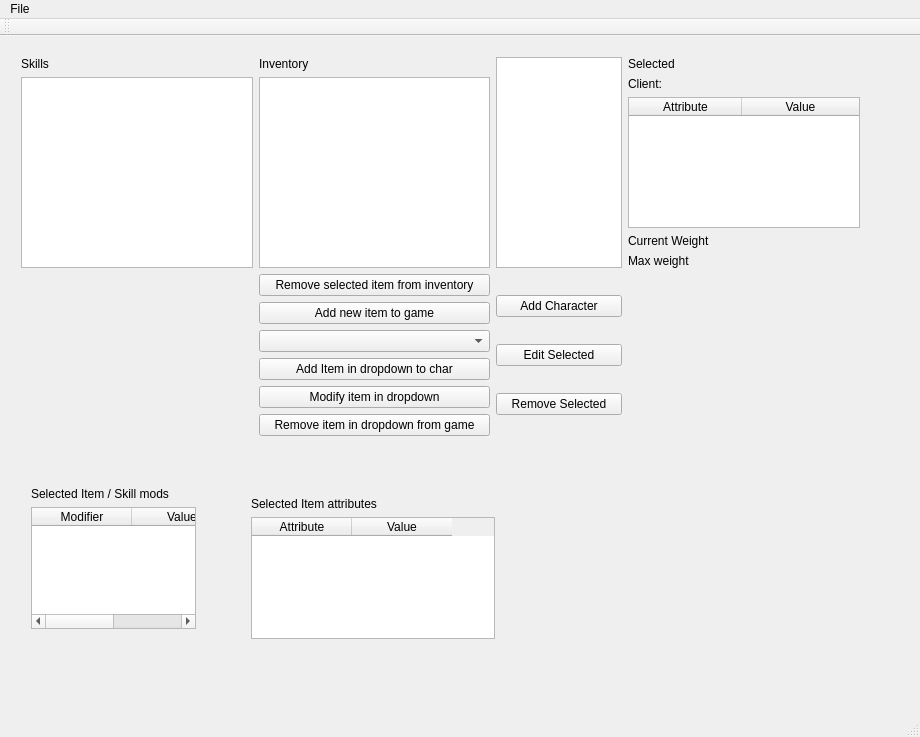
Before: the Qt Designer form Server/serverwindow.ui in ROLL-E/roll-e, drawn with Qt 5.
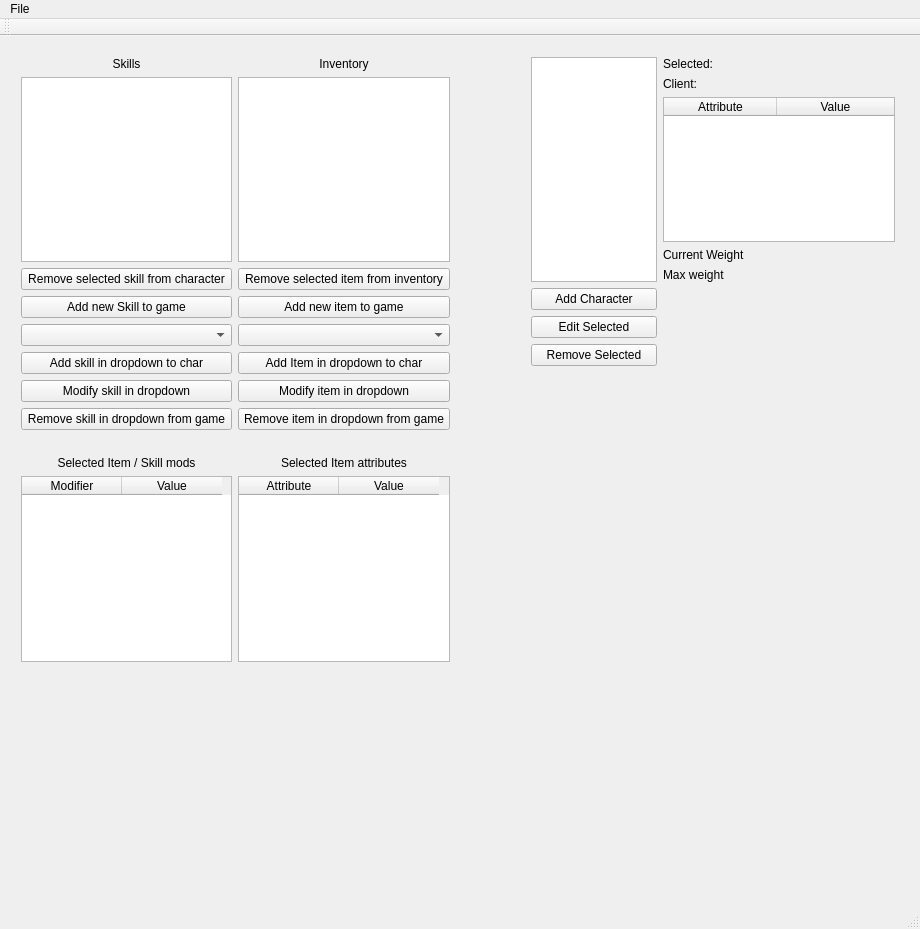
After: the same form once the commit is applied.

Commit message: Added skill handling in gui, and added a TestStory.sav-file to repo

What changed in the file:
```diff
--- a/Server/serverwindow.ui
+++ b/Server/serverwindow.ui
@@ -7,7 +7,7 @@
     <x>0</x>
     <y>0</y>
     <width>920</width>
-    <height>737</height>
+    <height>929</height>
    </rect>
   </property>
   <property name="windowTitle">
@@ -19,8 +19,8 @@
      <rect>
       <x>10</x>
       <y>10</y>
-      <width>861</width>
-      <height>401</height>
+      <width>451</width>
+      <height>627</height>
      </rect>
     </property>
     <property name="sizePolicy">
@@ -43,6 +43,9 @@
          <property name="text">
           <string>Inventory</string>
          </property>
+         <property name="alignment">
+          <set>Qt::AlignCenter</set>
+         </property>
         </widget>
        </item>
        <item>
@@ -78,6 +81,9 @@
            <property name="text">
             <string>Skills</string>
            </property>
+           <property name="alignment">
+            <set>Qt::AlignCenter</set>
+           </property>
           </widget>
          </item>
          <item>
@@ -88,38 +94,193 @@
       </layout>
      </item>
      <item row="0" column="4">
-      <layout class="QVBoxLayout" name="verticalLayout_2">
+      <layout class="QVBoxLayout" name="verticalLayout_2"/>
+     </item>
+     <item row="2" column="3">
+      <layout class="QVBoxLayout" name="verticalLayout_7">
        <item>
-        <widget class="QListView" name="char_listView">
-         <property name="sizePolicy">
-          <sizepolicy hsizetype="MinimumExpanding" vsizetype="Expanding">
-           <horstretch>0</horstretch>
-           <verstretch>0</verstretch>
-          </sizepolicy>
+        <widget class="QPushButton" name="remove_itemButton">
+         <property name="text">
+          <string>Remove selected item from inventory</string>
          </property>
-         <property name="minimumSize">
+        </widget>
+       </item>
+       <item>
+        <widget class="QPushButton" name="pushButton_2">
+         <property name="text">
+          <string>Add new item to game</string>
+         </property>
+        </widget>
+       </item>
+       <item>
+        <widget class="QComboBox" name="item_comboBox"/>
+       </item>
+       <item>
+        <widget class="QPushButton" name="pushButton">
+         <property name="text">
+          <string>Add Item in dropdown to char</string>
+         </property>
+        </widget>
+       </item>
+       <item>
+        <widget class="QPushButton" name="item_modButton">
+         <property name="text">
+          <string>Modify item in dropdown</string>
+         </property>
+        </widget>
+       </item>
+       <item>
+        <widget class="QPushButton" name="pushButton_3">
+         <property name="text">
+          <string>Remove item in dropdown from game</string>
+         </property>
+        </widget>
+       </item>
+      </layout>
+     </item>
+     <item row="2" column="0">
+      <layout class="QVBoxLayout" name="verticalLayout_9">
+       <item>
+        <widget class="QPushButton" name="remove_char_skillButton">
+         <property name="text">
+          <string>Remove selected skill from character</string>
+         </property>
+        </widget>
+       </item>
+       <item>
+        <widget class="QPushButton" name="add_skillButton">
+         <property name="text">
+          <string>Add new Skill to game</string>
+         </property>
+        </widget>
+       </item>
+       <item>
+        <widget class="QComboBox" name="skill_comboBox"/>
+       </item>
+       <item>
+        <widget class="QPushButton" name="add_char_skillButton">
+         <property name="text">
+          <string>Add skill in dropdown to char</string>
+         </property>
+        </widget>
+       </item>
+       <item>
+        <widget class="QPushButton" name="skill_modButton">
+         <property name="text">
+          <string>Modify skill in dropdown</string>
+         </property>
+        </widget>
+       </item>
+       <item>
+        <widget class="QPushButton" name="remove_skillButton">
+         <property name="text">
+          <string>Remove skill in dropdown from game</string>
+         </property>
+        </widget>
+       </item>
+      </layout>
+     </item>
+     <item row="3" column="0">
+      <layout class="QVBoxLayout" name="verticalLayout_10">
+       <item>
+        <spacer name="verticalSpacer">
+         <property name="orientation">
+          <enum>Qt::Vertical</enum>
+         </property>
+         <property name="sizeType">
+          <enum>QSizePolicy::Minimum</enum>
+         </property>
+         <property name="sizeHint" stdset="0">
           <size>
-           <width>100</width>
-           <height>0</height>
+           <width>20</width>
+           <height>20</height>
           </size>
          </property>
-         <property name="maximumSize">
+        </spacer>
+       </item>
+       <item>
+        <widget class="QLabel" name="label_5">
+         <property name="text">
+          <string>Selected Item / Skill mods</string>
+         </property>
+         <property name="alignment">
+          <set>Qt::AlignCenter</set>
+         </property>
+        </widget>
+       </item>
+       <item>
+        <widget class="QTableWidget" name="entity_tableWidget">
+         <column>
+          <property name="text">
+           <string>Modifier</string>
+          </property>
+         </column>
+         <column>
+          <property name="text">
+           <string>Value</string>
+          </property>
+         </column>
+        </widget>
+       </item>
+      </layout>
+     </item>
+     <item row="3" column="3">
+      <layout class="QVBoxLayout" name="verticalLayout_6">
+       <item>
+        <spacer name="verticalSpacer_2">
+         <property name="orientation">
+          <enum>Qt::Vertical</enum>
+         </property>
+         <property name="sizeType">
+          <enum>QSizePolicy::Minimum</enum>
+         </property>
+         <property name="sizeHint" stdset="0">
           <size>
-           <width>150</width>
-           <height>16777215</height>
+           <width>20</width>
+           <height>20</height>
           </size>
          </property>
-         <property name="editTriggers">
-          <set>QAbstractItemView::NoEditTriggers</set>
+        </spacer>
+       </item>
+       <item>
+        <widget class="QLabel" name="label_8">
+         <property name="text">
+          <string>Selected Item attributes</string>
          </property>
-         <property name="selectionBehavior">
-          <enum>QAbstractItemView::SelectRows</enum>
+         <property name="alignment">
+          <set>Qt::AlignCenter</set>
          </property>
         </widget>
        </item>
+       <item>
+        <widget class="QTableWidget" name="tableWidget">
+         <column>
+          <property name="text">
+           <string>Attribute</string>
+          </property>
+         </column>
+         <column>
+          <property name="text">
+           <string>Value</string>
+          </property>
+         </column>
+        </widget>
+       </item>
       </layout>
      </item>
-     <item row="2" column="4">
+    </layout>
+   </widget>
+   <widget class="QWidget" name="gridLayoutWidget_2">
+    <property name="geometry">
+     <rect>
+      <x>520</x>
+      <y>10</y>
+      <width>386</width>
+      <height>331</height>
+     </rect>
+    </property>
+    <layout class="QGridLayout" name="gridLayout_2">
+     <item row="1" column="0">
       <layout class="QVBoxLayout" name="verticalLayout">
        <item>
         <widget class="QPushButton" name="add_charButton">
@@ -144,7 +305,35 @@
        </item>
       </layout>
      </item>
-     <item row="0" column="5">
+     <item row="0" column="0">
+      <widget class="QListView" name="char_listView">
+       <property name="sizePolicy">
+        <sizepolicy hsizetype="MinimumExpanding" vsizetype="Expanding">
+         <horstretch>0</horstretch>
+         <verstretch>0</verstretch>
+        </sizepolicy>
+       </property>
+       <property name="minimumSize">
+        <size>
+         <width>100</width>
+         <height>0</height>
+        </size>
+       </property>
+       <property name="maximumSize">
+        <size>
+         <width>150</width>
+         <height>16777215</height>
+        </size>
+       </property>
+       <property name="editTriggers">
+        <set>QAbstractItemView::NoEditTriggers</set>
+       </property>
+       <property name="selectionBehavior">
+        <enum>QAbstractItemView::SelectRows</enum>
+       </property>
+      </widget>
+     </item>
+     <item row="0" column="1">
       <layout class="QVBoxLayout" name="verticalLayout_8">
        <item>
         <layout class="QHBoxLayout" name="horizontalLayout">
@@ -157,7 +346,7 @@
             </sizepolicy>
            </property>
            <property name="text">
-            <string>Selected</string>
+            <string>Selected:</string>
            </property>
           </widget>
          </item>
@@ -278,120 +467,8 @@
        </item>
       </layout>
      </item>
-     <item row="2" column="3">
-      <layout class="QVBoxLayout" name="verticalLayout_7">
-       <item>
-        <widget class="QPushButton" name="remove_itemButton">
-         <property name="text">
-          <string>Remove selected item from inventory</string>
-         </property>
-        </widget>
-       </item>
-       <item>
-        <widget class="QPushButton" name="pushButton_2">
-         <property name="text">
-          <string>Add new item to game</string>
-         </property>
-        </widget>
-       </item>
-       <item>
-        <widget class="QComboBox" name="item_comboBox"/>
-       </item>
-       <item>
-        <widget class="QPushButton" name="pushButton">
-         <property name="text">
-          <string>Add Item in dropdown to char</string>
-         </property>
-        </widget>
-       </item>
-       <item>
-        <widget class="QPushButton" name="item_modButton">
-         <property name="text">
-          <string>Modify item in dropdown</string>
-         </property>
-        </widget>
-       </item>
-       <item>
-        <widget class="QPushButton" name="pushButton_3">
-         <property name="text">
-          <string>Remove item in dropdown from game</string>
-         </property>
-        </widget>
-       </item>
-      </layout>
-     </item>
     </layout>
    </widget>
-   <widget class="QWidget" name="verticalLayoutWidget_5">
-    <property name="geometry">
-     <rect>
-      <x>20</x>
-      <y>440</y>
-      <width>187</width>
-      <height>164</height>
-     </rect>
-    </property>
-    <layout class="QVBoxLayout" name="verticalLayout_5">
-     <item>
-      <widget class="QLabel" name="label_5">
-       <property name="text">
-        <string>Selected Item / Skill mods</string>
-       </property>
-      </widget>
-     </item>
-     <item>
-      <widget class="QTableWidget" name="entity_tableWidget">
-       <column>
-        <property name="text">
-         <string>Modifier</string>
-        </property>
-       </column>
-       <column>
-        <property name="text">
-         <string>Value</string>
-        </property>
-       </column>
-      </widget>
-     </item>
-    </layout>
-   </widget>
-   <widget class="QWidget" name="verticalLayoutWidget_6">
-    <property name="geometry">
-     <rect>
-      <x>240</x>
-      <y>450</y>
-      <width>266</width>
-      <height>164</height>
-     </rect>
-    </property>
-    <layout class="QVBoxLayout" name="verticalLayout_6">
-     <item>
-      <widget class="QLabel" name="label_8">
-       <property name="text">
-        <string>Selected Item attributes</string>
-       </property>
-      </widget>
-     </item>
-     <item>
-      <widget class="QTableWidget" name="tableWidget">
-       <column>
-        <property name="text">
-         <string>Attribute</string>
-        </property>
-       </column>
-       <column>
-        <property name="text">
-         <string>Value</string>
-        </property>
-       </column>
-      </widget>
-     </item>
-    </layout>
-   </widget>
-   <zorder>gridLayoutWidget</zorder>
-   <zorder>curr_weightLabel</zorder>
-   <zorder>verticalLayoutWidget_5</zorder>
-   <zorder>verticalLayoutWidget_6</zorder>
   </widget>
   <widget class="QMenuBar" name="menuBar">
    <property name="geometry">
```
The commit also changes 8 other files.
